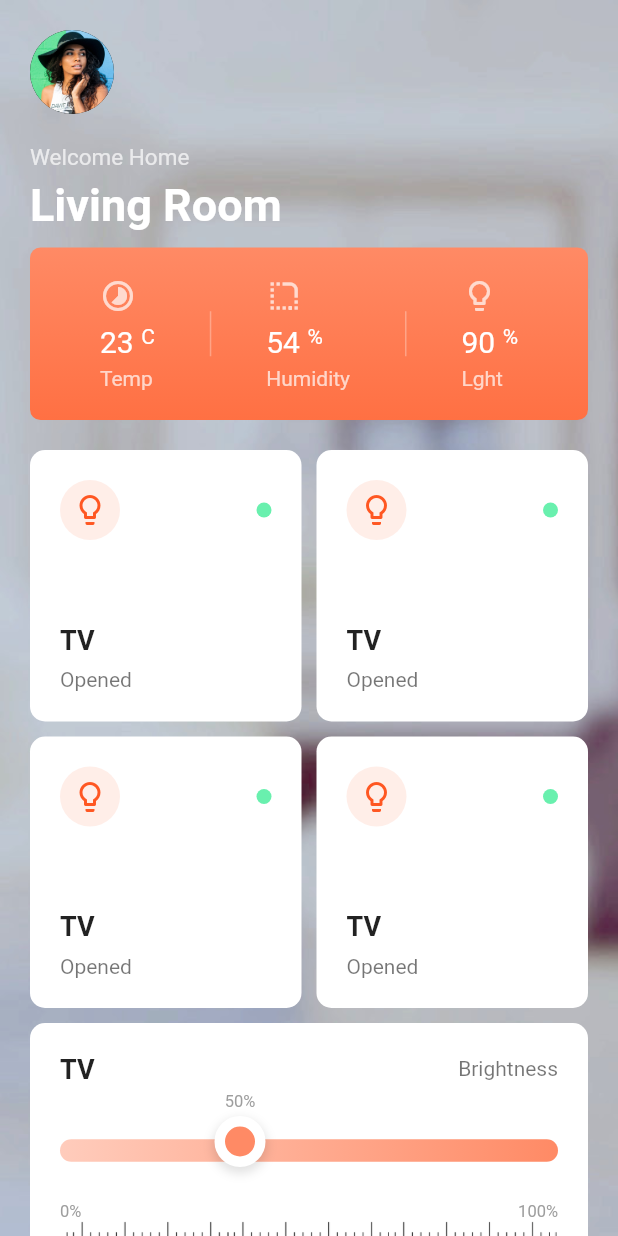
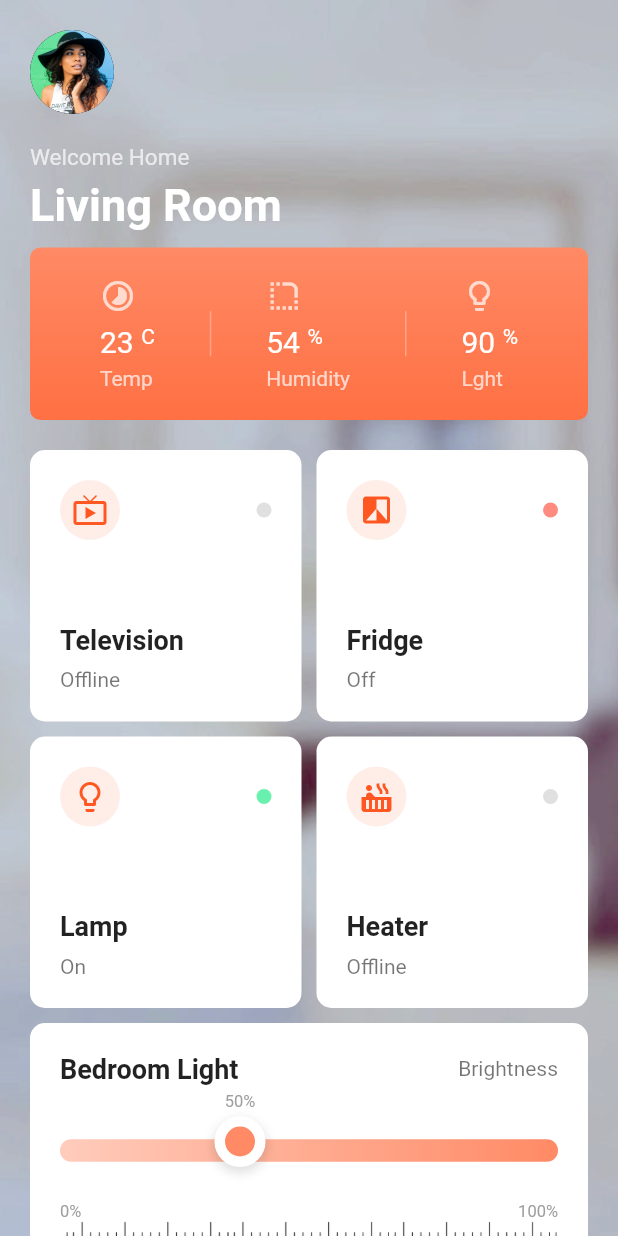
Before and after one commit to ctrleffive/home-automation-flutter-case-study, a Flutter app: the screen it shows after launch, on a phone screen of 412 x 824 dp. Run offline on Flutter 3.47's test engine with Material 2 defaults, Android fonts, the phone set to English and light mode, and no system bars.

Commit message:
content placed

```diff
--- a/lib/src/ui/home.dart
+++ b/lib/src/ui/home.dart
@@ -1,6 +1,5 @@
 import 'package:automation/src/ui/partials/device_adder_mini.dart';
 import 'package:automation/src/ui/partials/device_adjustable.dart';
-import 'package:automation/src/ui/partials/device_lister.dart';
 import 'package:automation/src/ui/partials/device_mini.dart';
 import 'package:flutter/material.dart';
 
@@ -50,8 +49,6 @@ class Home extends StatelessWidget {
               child: Column(
                 children: <Widget>[
                   OverviewDetails(),
-                  DeviceLister(),
-                  DeviceAdjustable(),
                   GridView(
                     physics: NeverScrollableScrollPhysics(),
                     padding: EdgeInsets.only(top: 10, bottom: 10),
@@ -62,7 +59,45 @@ class Home extends StatelessWidget {
                     ),
                     shrinkWrap: true,
                     children: <Widget>[
-                      DeviceMini(),
+                      DeviceMini(
+                        icon: Icons.live_tv,
+                        itemName: 'Television',
+                      ),
+                      DeviceMini(
+                        icon: Icons.filter_b_and_w,
+                        itemName: 'Fridge',
+                        state: false,
+                      ),
+                      DeviceMini(
+                        icon: Icons.lightbulb_outline,
+                        itemName: 'Lamp',
+                        state: true,
+                      ),
+                      DeviceMini(
+                        icon: Icons.hot_tub,
+                        itemName: 'Heater',
+                      ),
+                    ],
+                  ),
+                  DeviceAdjustable(
+                    itemName: 'Bedroom Light',
+                    sliderLabel: 'Brightness',
+                  ),
+                  GridView(
+                    physics: NeverScrollableScrollPhysics(),
+                    padding: EdgeInsets.only(top: 10, bottom: 10),
+                    gridDelegate: SliverGridDelegateWithFixedCrossAxisCount(
+                      crossAxisCount: 2,
+                      crossAxisSpacing: 10,
+                      mainAxisSpacing: 10,
+                    ),
+                    shrinkWrap: true,
+                    children: <Widget>[
+                      DeviceMini(
+                        icon: Icons.radio,
+                        itemName: 'Radio',
+                        state: true,
+                      ),
                       DeviceAdderMini(),
                     ],
                   )
--- a/lib/src/ui/partials/device_adjustable.dart
+++ b/lib/src/ui/partials/device_adjustable.dart
@@ -2,6 +2,14 @@ import 'package:automation/src/ui/partials/gradient_slider.dart';
 import 'package:flutter/material.dart';
 
 class DeviceAdjustable extends StatelessWidget {
+  final String itemName;
+  final String sliderLabel;
+
+  DeviceAdjustable({
+    @required this.itemName,
+    @required this.sliderLabel
+  });
+
   @override
   Widget build(BuildContext context) {
     return Container(
@@ -17,8 +25,8 @@ class DeviceAdjustable extends StatelessWidget {
           Row(
             mainAxisAlignment: MainAxisAlignment.spaceBetween,
             children: <Widget>[
-              Text('TV', style: TextStyle(color: Colors.black87, fontWeight: FontWeight.bold, fontSize: 18)),
-              Text('Brightness', style: TextStyle(color: Colors.black54, fontSize: 14)),
+              Text(this.itemName, style: TextStyle(color: Colors.black87, fontWeight: FontWeight.bold, fontSize: 18)),
+              Text(this.sliderLabel, style: TextStyle(color: Colors.black54, fontSize: 14)),
             ],
           ),
           SizedBox(height: 20),
--- a/lib/src/ui/partials/device_lister.dart
+++ /dev/null
@@ -1,24 +0,0 @@
-import 'package:automation/src/ui/partials/device_mini.dart';
-import 'package:flutter/material.dart';
-
-class DeviceLister extends StatelessWidget {
-  @override
-  Widget build(BuildContext context) {
-    return GridView(
-      physics: NeverScrollableScrollPhysics(),
-      padding: EdgeInsets.only(top: 10, bottom: 10),
-      gridDelegate: SliverGridDelegateWithFixedCrossAxisCount(
-        crossAxisCount: 2,
-        crossAxisSpacing: 10,
-        mainAxisSpacing: 10,
-      ),
-      shrinkWrap: true,
-      children: <Widget>[
-        DeviceMini(),
-        DeviceMini(),
-        DeviceMini(),
-        DeviceMini(),
-      ],
-    );
-  }
-}
--- a/lib/src/ui/partials/device_mini.dart
+++ b/lib/src/ui/partials/device_mini.dart
@@ -1,8 +1,20 @@
 import 'package:flutter/material.dart';
 
 class DeviceMini extends StatelessWidget {
+  final IconData icon;
+  final String itemName;
+  final bool state;
+
+  DeviceMini({
+    @required this.icon,
+    @required this.itemName,
+    this.state,
+  });
+
   @override
   Widget build(BuildContext context) {
+    final String status = (this.state == null) ? 'Offline' : (this.state ? 'On' : 'Off');
+    final Color statusColor = (this.state == null) ? Colors.black12 : (this.state ? Colors.greenAccent : Colors.redAccent.shade100);
     return Container(
       padding: EdgeInsets.all(20),
       decoration: BoxDecoration(
@@ -18,17 +30,17 @@ class DeviceMini extends StatelessWidget {
             children: <Widget>[
               CircleAvatar(
                 backgroundColor: Theme.of(context).primaryColor.withOpacity(0.1),
-                child: Icon(Icons.lightbulb_outline, color: Theme.of(context).primaryColor)
+                child: Icon(this.icon, color: Theme.of(context).primaryColor)
               ),
-              CircleAvatar(backgroundColor: Colors.greenAccent, radius: 5)
+              CircleAvatar(backgroundColor: statusColor, radius: 5)
             ],
           ),
           Column(
             crossAxisAlignment: CrossAxisAlignment.start,
             children: <Widget>[
-              Text('TV', style: TextStyle(color: Colors.black87, fontWeight: FontWeight.bold, fontSize: 18)),
+              Text(this.itemName, style: TextStyle(color: Colors.black87, fontWeight: FontWeight.bold, fontSize: 18)),
               SizedBox(height: 8),
-              Text('Opened', style: TextStyle(color: Colors.black54, fontSize: 14)),
+              Text(status, style: TextStyle(color: Colors.black54, fontSize: 14)),
             ],
           ),
         ],
```
